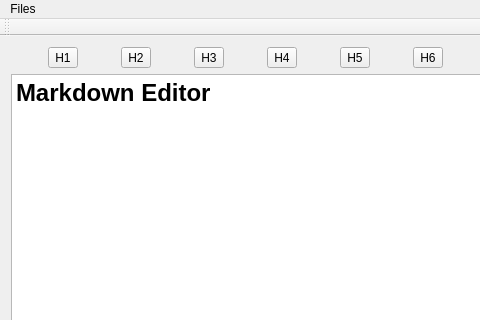
Old version of the form mainwindow.ui in the repository CarterTsai/QMarkdown; both pictures show x 0 to 480 and y 0 to 320 of the 1032 by 854 pixel window.
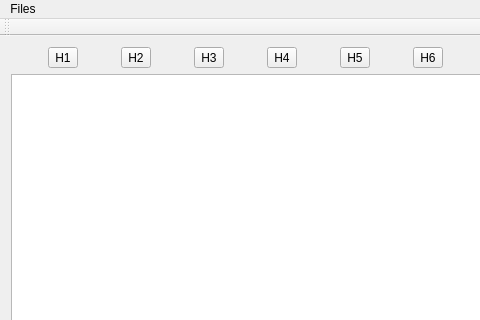
New version of the form.

The edit to the form file:
```diff
--- a/mainwindow.ui
+++ b/mainwindow.ui
@@ -122,7 +122,7 @@
 &lt;html&gt;&lt;head&gt;&lt;meta name=&quot;qrichtext&quot; content=&quot;1&quot; /&gt;&lt;style type=&quot;text/css&quot;&gt;
 p, li { white-space: pre-wrap; }
 &lt;/style&gt;&lt;/head&gt;&lt;body style=&quot; font-family:'Ubuntu'; font-size:11pt; font-weight:400; font-style:normal;&quot;&gt;
-&lt;p style=&quot; margin-top:0px; margin-bottom:0px; margin-left:0px; margin-right:0px; -qt-block-indent:0; text-indent:0px;&quot;&gt;&lt;span style=&quot; font-size:18pt; font-weight:600;&quot;&gt;Markdown Editor&lt;/span&gt;&lt;/p&gt;&lt;/body&gt;&lt;/html&gt;</string>
+&lt;p style=&quot;-qt-paragraph-type:empty; margin-top:0px; margin-bottom:0px; margin-left:0px; margin-right:0px; -qt-block-indent:0; text-indent:0px;&quot;&gt;&lt;br /&gt;&lt;/p&gt;&lt;/body&gt;&lt;/html&gt;</string>
       </property>
      </widget>
     </item>
```
